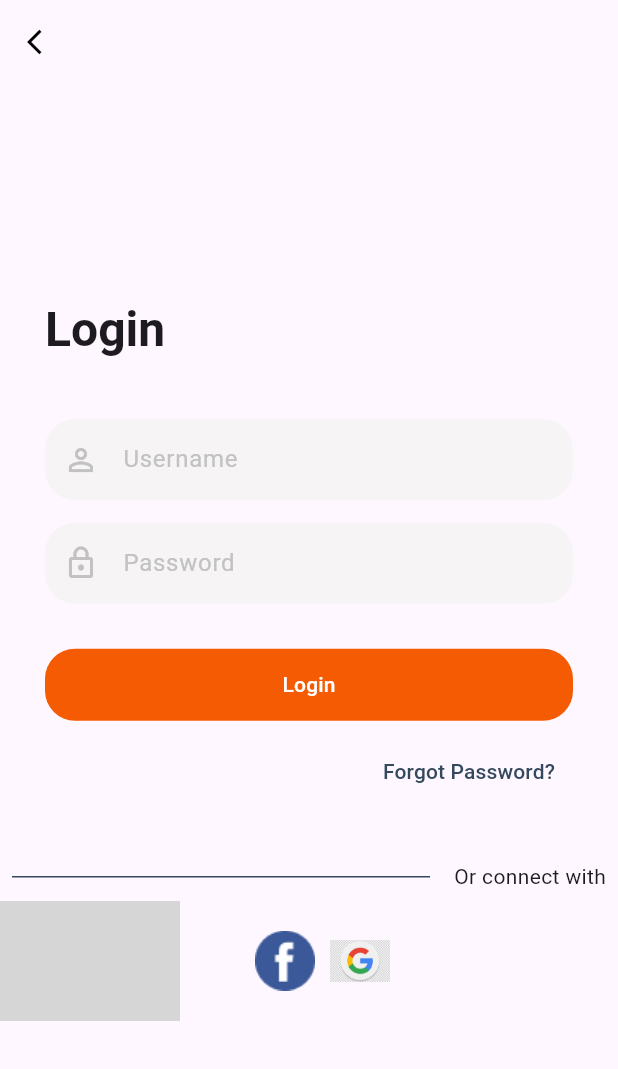
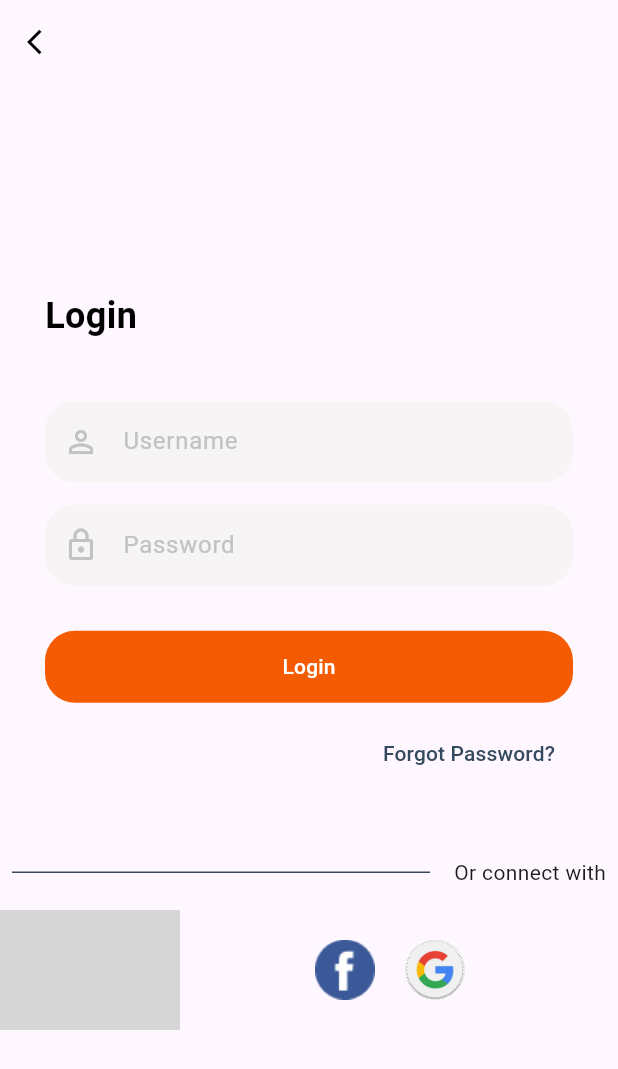
Before and after one commit to yyBasiony/food_delivery_app, a Flutter app: the screen it shows after launch, after a tap on "Skip", after a tap on "Login", on a phone screen of 412 x 824 dp. Shown: the top 1069 px of the screen. Run offline on Flutter 3.47's test engine with Material 3 defaults, Android fonts, the phone set to English and light mode, and no system bars; grey boxes are pictures that could not be loaded.

Commit message:
git add .

```diff
--- a/lib/presentation/authentication/forgot_password_screen.dart
+++ b/lib/presentation/authentication/forgot_password_screen.dart
@@ -1,4 +1,5 @@
 import 'package:flutter/material.dart';
+import 'package:food_delivery/presentation/resources/app_theme.dart';
 
 import 'widget/custom_icon_bottom_back.dart';
 
@@ -20,11 +21,15 @@ class _ForgotPasswordScreenState extends State<ForgotPasswordScreen> {
         padding: const EdgeInsets.all(12),
         child: Column(
           children: [
-            const Text('Forgot\nPassword'),
+            Text('Forgot\nPassword',
+                style: AppTheme.getLightTheme().textTheme.headlineMedium),
             const SizedBox(height: 20),
-            TextFormField(controller: _emailController, decoration: const InputDecoration(hintText: 'Enter email')),
+            TextFormField(
+                controller: _emailController,
+                decoration: const InputDecoration(hintText: 'Enter email')),
             const SizedBox(height: 20),
-            ElevatedButton(onPressed: () {}, child: const Text('Reset password'))
+            ElevatedButton(
+                onPressed: () {}, child: const Text('Reset password'))
           ],
         ),
       ),
--- a/lib/presentation/authentication/login_screen.dart
+++ b/lib/presentation/authentication/login_screen.dart
@@ -1,4 +1,5 @@
 import 'package:flutter/material.dart';
+import 'package:food_delivery/presentation/resources/app_theme.dart';
 
 import '../resources/routes.dart';
 import 'widget/custom_icon_bottom_back.dart';
@@ -31,16 +32,21 @@ class _LoginState extends State<LoginScreen> {
               child: Column(
                 crossAxisAlignment: CrossAxisAlignment.start,
                 children: [
-                  Text('Login', style: Theme.of(context).textTheme.headlineLarge),
+                  Text('Login',
+                      style: AppTheme.getLightTheme().textTheme.headlineMedium),
                   const SizedBox(height: 40),
                   TextFormField(
                     controller: _usernameController,
-                    decoration: const InputDecoration(hintText: 'Username', prefixIcon: Icon(Icons.person_outline)),
+                    decoration: const InputDecoration(
+                        hintText: 'Username',
+                        prefixIcon: Icon(Icons.person_outline)),
                   ),
                   const SizedBox(height: 15),
                   TextFormField(
                     controller: _passwordController,
-                    decoration: const InputDecoration(hintText: 'Password', prefixIcon: Icon(Icons.lock_outline)),
+                    decoration: const InputDecoration(
+                        hintText: 'Password',
+                        prefixIcon: Icon(Icons.lock_outline)),
                   ),
                   const SizedBox(height: 30),
                   ElevatedButton(
@@ -53,8 +59,11 @@ class _LoginState extends State<LoginScreen> {
                   Align(
                     alignment: Alignment.centerRight,
                     child: TextButton(
-                      onPressed: () => Navigator.pushNamed(context, Routes.forgotPasswordScreen),
-                      child: const Text('Forgot Password?', style: TextStyle(fontSize: 14, color: Color(0xff34495E))),
+                      onPressed: () => Navigator.pushNamed(
+                          context, Routes.forgotPasswordScreen),
+                      child: const Text('Forgot Password?',
+                          style: TextStyle(
+                              fontSize: 14, color: Color(0xff34495E))),
                     ),
                   ),
                 ],
--- a/lib/presentation/authentication/register_screen.dart
+++ b/lib/presentation/authentication/register_screen.dart
@@ -1,4 +1,5 @@
 import 'package:flutter/material.dart';
+import 'package:food_delivery/presentation/resources/app_theme.dart';
 
 import 'widget/custom_divider.dart';
 import 'widget/custom_icon_bottom_back.dart';
@@ -31,23 +32,30 @@ class _RegisterScreenState extends State<RegisterScreen> {
               child: Column(
                 crossAxisAlignment: CrossAxisAlignment.start,
                 children: [
-                  Text('Sign up', style: Theme.of(context).textTheme.headlineLarge),
+                  Text('Sign up',
+                      style: AppTheme.getLightTheme().textTheme.headlineMedium),
                   const SizedBox(height: 40),
                   TextFormField(
                     controller: _usernameController,
-                    decoration: const InputDecoration(hintText: 'Enter Username', prefixIcon: Icon(Icons.person_outline)),
+                    decoration: const InputDecoration(
+                        hintText: 'Enter Username',
+                        prefixIcon: Icon(Icons.person_outline)),
                   ),
                   const SizedBox(height: 15),
                   TextFormField(
                     obscureText: true,
                     controller: _passwordController,
-                    decoration: const InputDecoration(hintText: 'Enter Password', prefixIcon: Icon(Icons.lock_outline)),
+                    decoration: const InputDecoration(
+                        hintText: 'Enter Password',
+                        prefixIcon: Icon(Icons.lock_outline)),
                   ),
                   const SizedBox(height: 15),
                   TextFormField(
                     obscureText: true,
                     controller: _passwordController,
-                    decoration: const InputDecoration(hintText: 'Re-enter Password', prefixIcon: Icon(Icons.lock_outline)),
+                    decoration: const InputDecoration(
+                        hintText: 'Re-enter Password',
+                        prefixIcon: Icon(Icons.lock_outline)),
                   ),
                   const SizedBox(height: 30),
                   ElevatedButton(
@@ -60,8 +68,13 @@ class _RegisterScreenState extends State<RegisterScreen> {
                   Align(
                     alignment: Alignment.centerRight,
                     child: TextButton(
-                      onPressed: () => Navigator.push(context, MaterialPageRoute(builder: (_) => const ForgotPasswordScreen())),
-                      child: const Text('Forgot Password?', style: TextStyle(fontSize: 14, color: Color(0xff34495E))),
+                      onPressed: () => Navigator.push(
+                          context,
+                          MaterialPageRoute(
+                              builder: (_) => const ForgotPasswordScreen())),
+                      child: const Text('Forgot Password?',
+                          style: TextStyle(
+                              fontSize: 14, color: Color(0xff34495E))),
                     ),
                   ),
                 ],
--- a/lib/presentation/authentication/welcome_screen.dart
+++ b/lib/presentation/authentication/welcome_screen.dart
@@ -23,14 +23,23 @@ class WelcomeScreen extends StatelessWidget {
                   padding: const EdgeInsets.symmetric(vertical: 40),
                   child: ClipRRect(
                     borderRadius: const BorderRadius.all(Radius.circular(20)),
-                    child: Image.asset(AssetData.burger, width: 400, height: 400, fit: BoxFit.cover),
+                    child: Image.asset(AssetData.burger,
+                        width: 300, height: 300, fit: BoxFit.cover),
                   ),
                 ),
-                ElevatedButton(child: const Text('Login'), onPressed: () => Navigator.pushNamed(context, Routes.loginScreen)),
+                ElevatedButton(
+                    child: const Text(
+                      'Login',
+                    ),
+                    onPressed: () =>
+                        Navigator.pushNamed(context, Routes.loginScreen)),
                 const SizedBox(height: 20),
                 ElevatedButton(
-                  onPressed: () => Navigator.pushNamed(context, Routes.registerScreen),
-                  style: ElevatedButton.styleFrom(foregroundColor: Colors.black, backgroundColor: const Color(0xFFF6F4F4)),
+                  onPressed: () =>
+                      Navigator.pushNamed(context, Routes.registerScreen),
+                  style: ElevatedButton.styleFrom(
+                      foregroundColor: Colors.black,
+                      backgroundColor: const Color(0xFFF6F4F4)),
                   child: const Text('Register'),
                 ),
               ],
--- a/lib/presentation/authentication/widget/custom_divider.dart
+++ b/lib/presentation/authentication/widget/custom_divider.dart
@@ -7,7 +7,9 @@ class CustomDivider extends StatelessWidget {
 
   @override
   Widget build(BuildContext context) {
-    return const Row(
+    return const SizedBox(
+      height: 50,
+      child: Row(
         children: [
           Expanded(
             child: Padding(
@@ -20,6 +22,7 @@ class CustomDivider extends StatelessWidget {
             child: Text('Or connect with'),
           ),
         ],
+      ),
     );
   }
 }
--- a/lib/presentation/authentication/widget/custom_images.dart
+++ b/lib/presentation/authentication/widget/custom_images.dart
@@ -11,10 +11,25 @@ class CustomImages extends StatelessWidget {
       // crossAxisAlignment: CrossAxisAlignment.end,
       children: [
         SizedBox(height: 80, width: 120, child: Image.asset(AssetData.pngltem)),
-        const SizedBox(width: 50),
+        const SizedBox(width: 90),
         SizedBox(height: 40, width: 40, child: Image.asset(AssetData.facebook)),
-        const SizedBox(width: 10),
-        SizedBox(height: 40, width: 40, child: Image.asset(AssetData.google)),
+        const SizedBox(width: 20),
+        SizedBox(
+          height: 40,
+          width: 40,
+          child: CircleAvatar(
+            radius: 20,
+            backgroundColor: Colors.white,
+            child: ClipOval(
+              child: Image.asset(
+                AssetData.google,
+                fit: BoxFit.cover,
+                width: 40,
+                height: 40,
+              ),
+            ),
+          ),
+        ),
       ],
     );
   }
--- a/lib/presentation/onboarding/onboarding_screen.dart
+++ b/lib/presentation/onboarding/onboarding_screen.dart
@@ -1,4 +1,5 @@
 import 'package:flutter/material.dart';
+import 'package:food_delivery/presentation/resources/app_theme.dart';
 
 import '../../domain/models/onboarding_model.dart';
 import '../resources/app_constants.dart';
@@ -38,17 +39,20 @@ class _OnboardingScreenState extends State<OnboardingScreen> {
     OnboardingModel(
       title: 'Fast Shipping',
       image: AssetData.onboarding2,
-      description: 'Lorem ipsum dolor sit amet, consectetur adipiscing elit. Interdum rhoncus nulla.',
+      description:
+          'Lorem ipsum dolor sit amet, consectetur adipiscing elit. Interdum rhoncus nulla.',
     ),
     OnboardingModel(
       title: 'Certificate Food',
       image: AssetData.onboarding3,
-      description: 'Lorem ipsum dolor sit amet, consectetur adipiscing elit. Morbi ultricies mauris a id.',
+      description:
+          'Lorem ipsum dolor sit amet, consectetur adipiscing elit. Morbi ultricies mauris a id.',
     ),
     OnboardingModel(
       title: 'Payment Online',
       image: AssetData.onboarding4,
-      description: 'Lorem ipsum dolor sit amet, consectetur adipiscing elit. Dui ultricies sit massa.',
+      description:
+          'Lorem ipsum dolor sit amet, consectetur adipiscing elit. Dui ultricies sit massa.',
     ),
   ];
 
@@ -64,8 +68,10 @@ class _OnboardingScreenState extends State<OnboardingScreen> {
             Align(
               alignment: Alignment.centerRight,
               child: TextButton(
-                child: const Text('Skip'),
-                onPressed: () => Navigator.pushReplacementNamed(context, Routes.welcomeScreen),
+                child: Text('Skip',
+                    style: AppTheme.getLightTheme().textTheme.headlineLarge),
+                onPressed: () => Navigator.pushReplacementNamed(
+                    context, Routes.welcomeScreen),
               ),
             ),
             Expanded(
@@ -77,11 +83,17 @@ class _OnboardingScreenState extends State<OnboardingScreen> {
                   return Column(
                     mainAxisAlignment: MainAxisAlignment.center,
                     children: [
-                      Image.asset(onboardList[index].image, width: 190, height: 120),
+                      Image.asset(onboardList[index].image,
+                          width: 190, height: 120),
                       const SizedBox(height: 50),
-                      Text(onboardList[index].title),
+                      Text(onboardList[index].title,
+                          style:
+                              AppTheme.getLightTheme().textTheme.headlineLarge),
                       const SizedBox(height: 10),
-                      Text(onboardList[index].description, textAlign: TextAlign.center),
+                      Text(onboardList[index].description,
+                          style:
+                              AppTheme.getLightTheme().textTheme.headlineSmall,
+                          textAlign: TextAlign.center),
                     ],
                   );
                 },
@@ -96,7 +108,11 @@ class _OnboardingScreenState extends State<OnboardingScreen> {
                   height: 10,
                   duration: AppConstants.navigationDuration,
                   margin: const EdgeInsets.symmetric(horizontal: 4),
-                  decoration: BoxDecoration(shape: BoxShape.circle, color: pageIndex == index ? AppConstants.active : AppConstants.inactive),
+                  decoration: BoxDecoration(
+                      shape: BoxShape.circle,
+                      color: pageIndex == index
+                          ? AppConstants.active
+                          : AppConstants.inactive),
                 ),
               ),
             ),
--- a/lib/presentation/resources/app_theme.dart
+++ b/lib/presentation/resources/app_theme.dart
@@ -7,7 +7,12 @@ class AppTheme {
     return ThemeData(
       // TextTheme
       textTheme: const TextTheme(
-        headlineLarge: TextStyle(fontWeight: FontWeight.w600),
+        headlineLarge: TextStyle(
+            fontWeight: FontWeight.bold, fontSize: 24, color: Colors.white),
+        headlineSmall: TextStyle(
+            fontWeight: FontWeight.w500, fontSize: 14, color: Colors.white),
+        headlineMedium: TextStyle(
+            fontWeight: FontWeight.bold, fontSize: 24, color: Colors.black),
       ),
 
       // ElevatedButton
@@ -18,7 +23,8 @@ class AppTheme {
           minimumSize: const Size.fromHeight(48),
           surfaceTintColor: Colors.transparent,
           backgroundColor: AppConstants.primaryColor,
-          shape: const RoundedRectangleBorder(borderRadius: BorderRadius.all(Radius.circular(20))),
+          shape: const RoundedRectangleBorder(
+              borderRadius: BorderRadius.all(Radius.circular(20))),
         ),
       ),
 
@@ -28,8 +34,11 @@ class AppTheme {
         fillColor: Color(0xFFF6F4F4),
         prefixIconColor: Color(0xFFC2C2C2),
         contentPadding: EdgeInsets.symmetric(vertical: 15),
-        hintStyle: TextStyle(color: Color(0xFFC2C2C2), fontWeight: FontWeight.normal),
-        border: OutlineInputBorder(borderRadius: BorderRadius.all(Radius.circular(20)), borderSide: BorderSide.none),
+        hintStyle:
+            TextStyle(color: Color(0xFFC2C2C2), fontWeight: FontWeight.normal),
+        border: OutlineInputBorder(
+            borderRadius: BorderRadius.all(Radius.circular(20)),
+            borderSide: BorderSide.none),
       ),
     );
   }
```
Also changed, not shown: pubspec.lock. Lines whose indentation alone changed are shown as unchanged.
